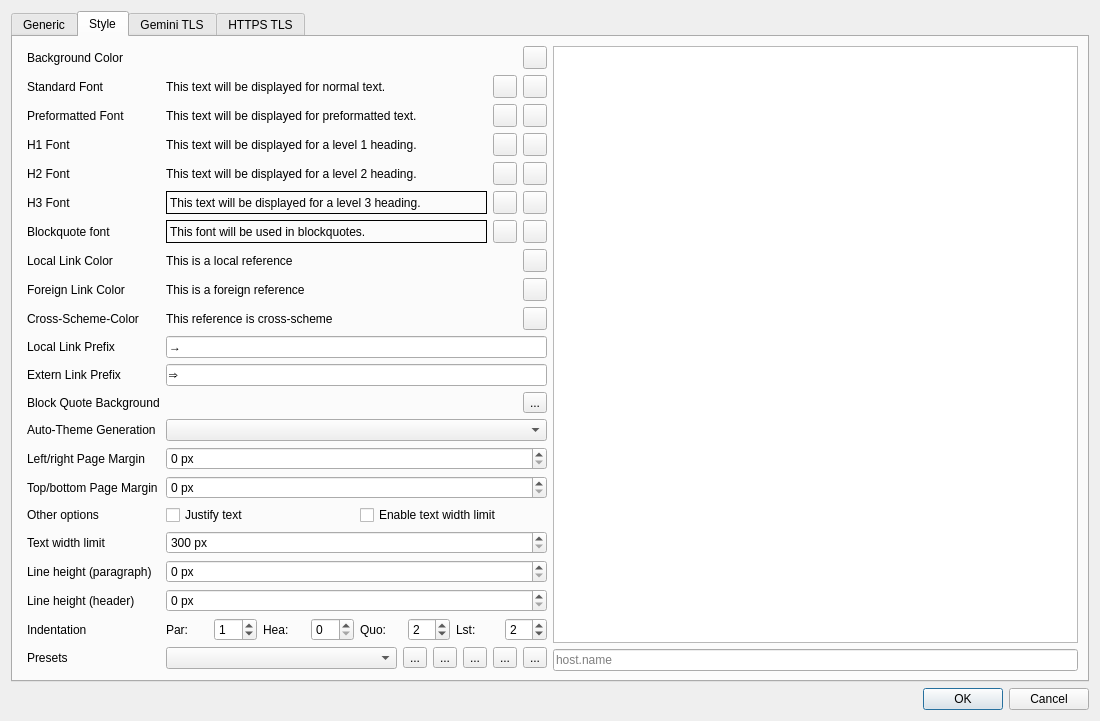
Qt form src/dialogs/settingsdialog.ui (ikskuh/kristall) before a commit.
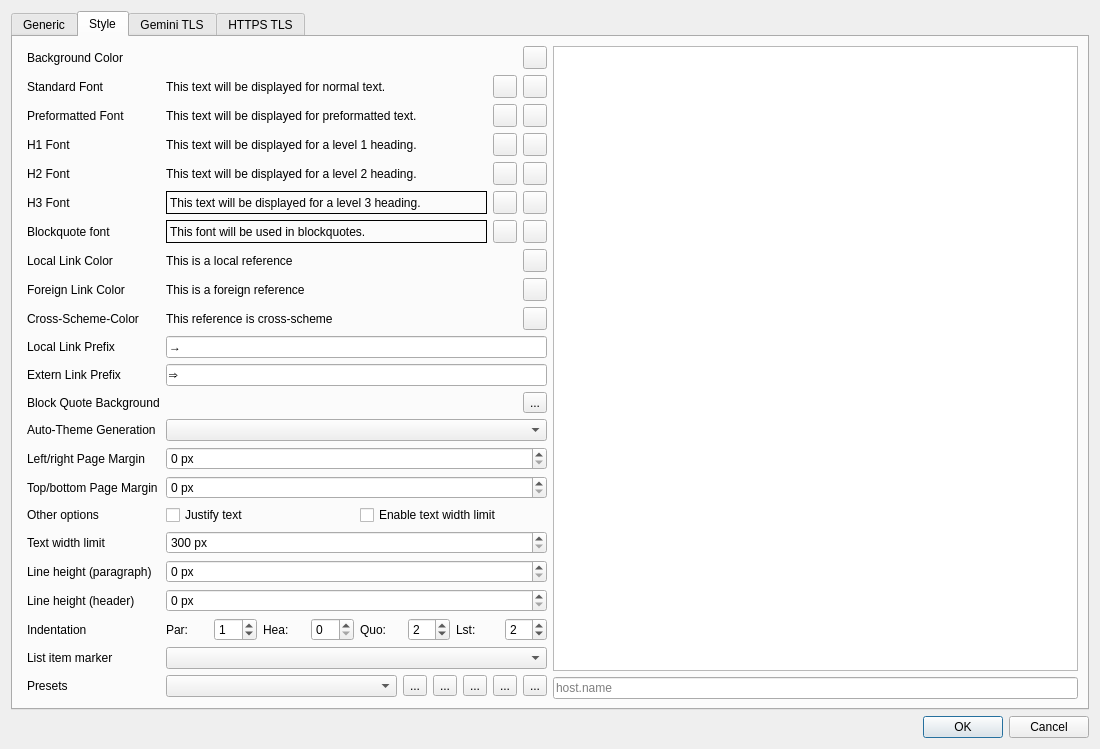
The same form after that commit. The open tabs and pages were chosen to show the change. Icons and pictures are not drawn. Custom widgets are drawn as their Qt base class.

Commit message: List item symbol prefernece

The edit to the form file:
```diff
--- a/src/dialogs/settingsdialog.ui
+++ b/src/dialogs/settingsdialog.ui
@@ -1238,13 +1238,24 @@
          </item>
 
          <item row="21" column="0">
+          <widget class="QLabel" name="label_41">
+           <property name="text">
+            <string>List item marker</string>
+           </property>
+          </widget>
+         </item>
+         <item row="21" column="1">
+          <widget class="QComboBox" name="list_symbol"/>
+         </item>
+
+         <item row="22" column="0">
           <widget class="QLabel" name="label_17">
            <property name="text">
             <string>Presets</string>
            </property>
           </widget>
          </item>
-         <item row="21" column="1">
+         <item row="22" column="1">
           <layout class="QHBoxLayout" name="horizontalLayout_2">
            <item>
             <widget class="QComboBox" name="presets"/>
```
Left out of the diff: 1 changed line with no effect on the pictures. The commit also changes 6 other files.
